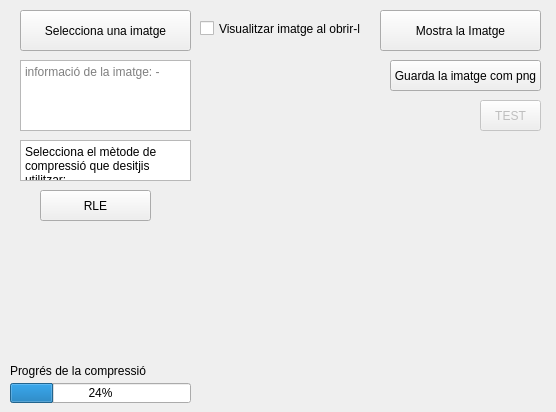
Old version of the form MyApp/UI/compressionTests.ui in the repository TheBlueBanana/Image-Compression.
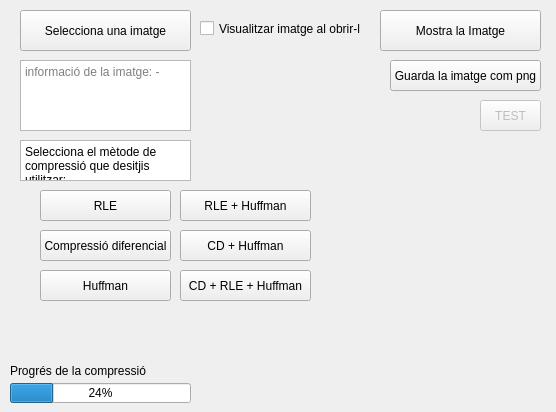
New version of the form.

```diff
--- a/MyApp/UI/compressionTests.ui
+++ b/MyApp/UI/compressionTests.ui
@@ -59,7 +59,7 @@
     <rect>
      <x>40</x>
      <y>190</y>
-     <width>111</width>
+     <width>131</width>
      <height>31</height>
     </rect>
    </property>
@@ -197,6 +197,71 @@
     <string>Progrés de la compressió</string>
    </property>
   </widget>
+  <widget class="QPushButton" name="huffman_btn">
+   <property name="geometry">
+    <rect>
+     <x>40</x>
+     <y>270</y>
+     <width>131</width>
+     <height>31</height>
+    </rect>
+   </property>
+   <property name="text">
+    <string>Huffman</string>
+   </property>
+  </widget>
+  <widget class="QPushButton" name="DC_btn">
+   <property name="geometry">
+    <rect>
+     <x>40</x>
+     <y>230</y>
+     <width>131</width>
+     <height>31</height>
+    </rect>
+   </property>
+   <property name="text">
+    <string>Compressió diferencial</string>
+   </property>
+  </widget>
+  <widget class="QPushButton" name="RLE_H_btn">
+   <property name="geometry">
+    <rect>
+     <x>180</x>
+     <y>190</y>
+     <width>131</width>
+     <height>31</height>
+    </rect>
+   </property>
+   <property name="text">
+    <string>RLE + Huffman</string>
+   </property>
+  </widget>
+  <widget class="QPushButton" name="DC_H_btn">
+   <property name="geometry">
+    <rect>
+     <x>180</x>
+     <y>230</y>
+     <width>131</width>
+     <height>31</height>
+    </rect>
+   </property>
+   <property name="text">
+    <string>CD + Huffman</string>
+   </property>
+  </widget>
+  <widget class="QPushButton" name="DC_RLE_H_btn">
+   <property name="geometry">
+    <rect>
+     <x>180</x>
+     <y>270</y>
+     <width>131</width>
+     <height>31</height>
+    </rect>
+   </property>
+   <property name="text">
+    <string>CD + RLE + Huffman</string>
+   </property>
+  </widget>
  </widget>
  <resources/>
  <connections/>
```
